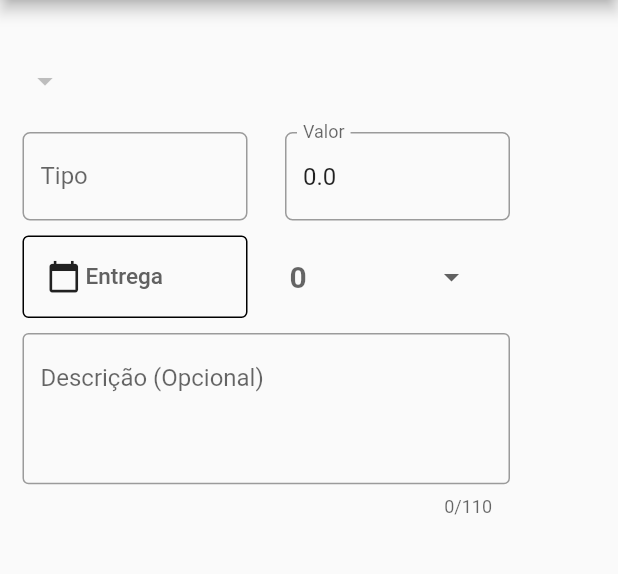
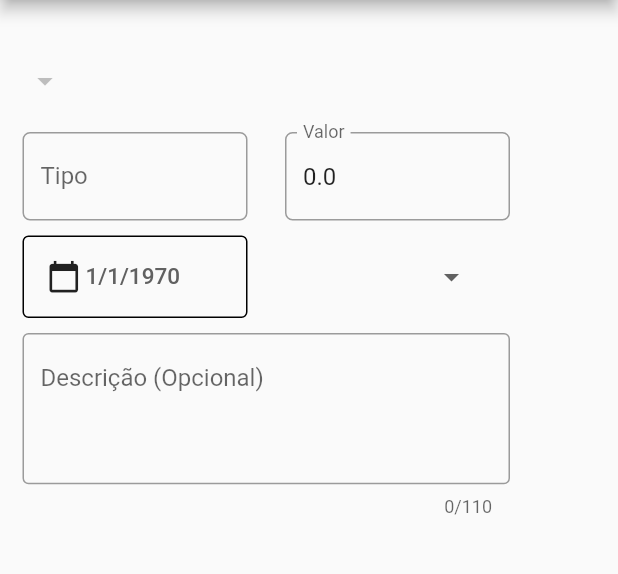
Before and after one commit to raquelms203/Organizer, a Flutter app: the ViewTarefa screen opened directly with empty values, after a tap on the "edit" icon, on a phone screen of 412 x 824 dp, the part 84-658 px from its top. Run offline on Flutter 3.47's test engine with Material 2 defaults, Android fonts, the phone set to English and light mode, and no system bars; our stand-ins replace sqflite; accounts and stored records are empty.

Commit message:
Tudo funcionando

```diff
--- a/lib/controller/form_tarefa.dart
+++ b/lib/controller/form_tarefa.dart
@@ -1,13 +1,9 @@
 import 'package:flutter/cupertino.dart';
 import 'package:flutter/material.dart';
-import 'package:intl/date_time_patterns.dart';
-import 'package:organizer/view/lista_tarefas.dart';
 import 'package:sqflite/sqflite.dart';
-import 'package:path_provider/path_provider.dart';
 import 'dart:async';
 import 'package:organizer/model/database_helper.dart';
 import 'package:organizer/model/obj_tarefa.dart';
-import 'package:dropdownfield/dropdownfield.dart';
 
 class FormTarefa extends StatefulWidget {
   String acao;
@@ -28,6 +24,7 @@ class _FormTarefa extends State<FormTarefa> {
   String _tipo = "";
   String dropdownDisciplina = "Disciplina";
   String dropdownPrioridade = "Prioridade";
+  String txtData;
 
   int _prioridade = 0;
   int count;
@@ -36,6 +33,7 @@ class _FormTarefa extends State<FormTarefa> {
   double _valor = 0.0;
 
   DateTime dataAtual = new DateTime.now();
+  DateTime dataInicial;
   DateTime dataSelecionada;
 
   List<String> listaPrioridade = ["Baixa", "Média", "Alta"];
@@ -48,7 +46,7 @@ class _FormTarefa extends State<FormTarefa> {
   @override
   void initState() {
     disciplinasDropdown();
-    valoresDropdown();
+    valoresIniciais();
     super.initState();
   }
 
@@ -191,7 +189,7 @@ class _FormTarefa extends State<FormTarefa> {
                                         Container(
                                           alignment: Alignment.centerLeft,
                                           child: Text(
-                                            "Entrega",
+                                            txtData,
                                             style: TextStyle(
                                                 color: Colors.grey[700],
                                                 fontSize: 15.0),
@@ -201,7 +199,6 @@ class _FormTarefa extends State<FormTarefa> {
                                     ),
                                     onPressed: () {
                                       selecionarData();
-
                                     },
                                     shape: OutlineInputBorder(
                                         borderSide:
@@ -285,31 +282,41 @@ class _FormTarefa extends State<FormTarefa> {
     );
   }
 
-  void valoresDropdown() {
-    if (widget.acao == 'a') return;
-
-    else if (widget.acao == 'e') {
-
+  void valoresIniciais() {
+    if (widget.acao == 'a') {
+      dataInicial = DateTime.now();
+      txtData = "Data";
+      return;
+    } else if (widget.acao == 'e') {
       dropdownDisciplina = widget.tarefa.getDisciplina();
-    dropdownPrioridade = widget.tarefa.getPrioridade().toString();
+      dropdownPrioridade = nomePrioridade(widget.tarefa.getPrioridade());
       _data = widget.tarefa.getData();
       _tipo = widget.tarefa.getTipo();
       _valor = widget.tarefa.getValor();
       _data = widget.tarefa.getData();
       _disciplina = widget.tarefa.getDisciplina();
       _prioridade = widget.tarefa.getPrioridade();
+      dataInicial = DateTime.fromMillisecondsSinceEpoch(_data);
+      txtData = ("${dataInicial.day}/${dataInicial.month}/${dataInicial.year}");
     }
   }
 
+  String nomePrioridade(int prioridade) {
+    if (prioridade == 1) return "Baixa";
+
+    if (prioridade == 2) return "Média";
+
+    if (prioridade == 3) return "Alta";
+
+    return "";
+  }
+
   int valorPrioridade(String string) {
-    if (string == "Baixa")
-      return 1;
+    if (string == "Baixa") return 1;
 
-    if (string == "Média")
-      return 2;
+    if (string == "Média") return 2;
 
-    if (string == "Alta")
-      return 3;
+    if (string == "Alta") return 3;
 
     return 0;
   }
@@ -341,16 +348,6 @@ class _FormTarefa extends State<FormTarefa> {
     return "";
   }
 
-  String valorInicialEntrega() {
-    if (widget.acao == "a")
-      return "";
-    else if (widget.acao == "e") {
-      DateTime data = DateTime.fromMillisecondsSinceEpoch(_data);
-      return ("${data.day}/${data.month}/${data.year}");
-    }
-    return "";
-  }
-
   String valorInicialDescricao() {
     if (widget.acao == "a")
       return "";
@@ -358,6 +355,12 @@ class _FormTarefa extends State<FormTarefa> {
       return widget.tarefa.getDescricao();
     }
     return "";
+  }
+
+  String dataFormatada(int _data) {
+    DateTime data = DateTime.fromMillisecondsSinceEpoch(_data);
+    String dataFormatada = ("${data.day}/${data.month}/${data.year}");
+    return dataFormatada;
   }
 
   void errorMsgCampoVazio(String campo) {
@@ -436,7 +439,6 @@ class _FormTarefa extends State<FormTarefa> {
       Tarefa tarefa = new Tarefa(
           _disciplina, _descricao, _tipo, _valor, 0.0, _data, _prioridade);
       result = await databaseHelper.inserirTarefa(tarefa);
-      print(tarefa.getData());
     }
     if (result == 0) errorMsgSalvar();
     Navigator.pop(context, true);
@@ -457,10 +459,9 @@ class _FormTarefa extends State<FormTarefa> {
   }
 
   Future<Null> selecionarData() async {
-
     dataSelecionada = await showDatePicker(
         context: context,
-        initialDate: dataAtual,
+        initialDate: dataInicial,
         firstDate: DateTime(2019),
         lastDate: DateTime(2022),
         builder: (BuildContext context, Widget child) {
@@ -475,5 +476,8 @@ class _FormTarefa extends State<FormTarefa> {
         });
     _data = dataSelecionada.millisecondsSinceEpoch;
 
+    setState(() {
+      txtData = dataFormatada(_data);
+    });
   }
 }
--- a/lib/main.dart
+++ b/lib/main.dart
@@ -4,7 +4,6 @@ import 'package:organizer/model/obj_disciplina.dart';
 import 'package:organizer/view/lista_tarefas.dart';
 import 'package:organizer/model/obj_tarefa.dart';
 import 'package:flutter_localizations/flutter_localizations.dart';
-import 'package:organizer/model/database_helper.dart';
 
 void main() {
   List<Disciplina> listaDisciplinas = List<Disciplina>();
--- a/lib/view/view_tarefa.dart
+++ b/lib/view/view_tarefa.dart
@@ -1,8 +1,6 @@
 import 'package:flutter/material.dart';
 import 'package:organizer/controller/form_tarefa.dart';
-import 'package:organizer/view/lista_disciplinas.dart';
 import 'package:organizer/model/obj_tarefa.dart';
-import 'package:intl/intl.dart';
 import 'package:organizer/model/database_helper.dart';
 import 'package:flutter/services.dart';
 
@@ -151,7 +149,8 @@ class _ViewTarefa extends State<ViewTarefa> {
                         tarefa.setNota(_nota);
                         await databaseHelper.atualizarNota(
                             tarefa, _nota, tarefa.getId());
-                        //      await databaseHelper.atualizarNotaDisciplina(_nota, tarefa.getDisciplina());
+                        databaseHelper.atualizarNotaDisciplina(
+                            _nota, tarefa.getDisciplina());
                       },
                       textAlign: TextAlign.center,
                       style: TextStyle(fontSize: 20.0),
@@ -171,7 +170,33 @@ class _ViewTarefa extends State<ViewTarefa> {
               ),
             ),
           ),
-          cardDescricao(tarefa.getDescricao())
+          Card(
+            child: SizedBox(
+              height: 110,
+              child: Padding(
+                padding: EdgeInsets.only(top: 10.0, left: 15.0),
+                child: Column(
+                  crossAxisAlignment: CrossAxisAlignment.start,
+                  children: <Widget>[
+                    Text(
+                      "Descrição: ",
+                      style: TextStyle(fontSize: 16.0),
+                    ),
+                    Padding(
+                      padding: EdgeInsets.only(top: 4.0),
+                    ),
+                    Container(
+                      width: double.infinity,
+                      padding: EdgeInsets.only(right: 15.0),
+                      child: Text("${tarefa.getDescricao()}",
+                          style: TextStyle(
+                              fontSize: 16.0, color: Colors.blueGrey[600])),
+                    ),
+                  ],
+                ),
+              ),
+            ),
+          )
         ],
       )),
     );
@@ -216,8 +241,7 @@ class _ViewTarefa extends State<ViewTarefa> {
                   style: TextStyle(color: Colors.black, fontSize: 15.0),
                 ),
                 onPressed: () async {
-                  int result =
-                      await databaseHelper.apagarTarefa(tarefa.getId());
+                  await databaseHelper.apagarTarefa(tarefa.getId());
                   Navigator.pop(context);
                 }),
             FlatButton(
@@ -234,63 +258,4 @@ class _ViewTarefa extends State<ViewTarefa> {
       },
     );
   }
-
-  Card cardDescricao(String descricao) {
-    if (descricao.length > 44) {
-      return Card(
-        child: SizedBox(
-          height: 110,
-          child: Padding(
-            padding: EdgeInsets.only(top: 10.0, left: 15.0),
-            child: Column(
-              crossAxisAlignment: CrossAxisAlignment.start,
-              children: <Widget>[
-                Text(
-                  "Descrição: ",
-                  style: TextStyle(fontSize: 16.0),
-                ),
-                Padding(
-                  padding: EdgeInsets.only(top: 4.0),
-                ),
-                FittedBox(
-                  child: Text("${tarefa.getDescricao()}",
-                      style: TextStyle(
-                          fontSize: 16.0, color: Colors.blueGrey[600])),
-                ),
-              ],
-            ),
-          ),
-        ),
-      );
-    } else if (descricao.length <= 44) {
-      return Card(
-        child: SizedBox(
-          height: 110,
-          child: Padding(
-            padding: EdgeInsets.only(top: 10.0, left: 15.0),
-            child: Row(
-              children: <Widget>[
-                Column(
-                  crossAxisAlignment: CrossAxisAlignment.start,
-                  children: <Widget>[
-                    Text(
-                      "Descrição: ",
-                      style: TextStyle(fontSize: 16.0),
-                    ),
-                    Padding(
-                      padding: EdgeInsets.only(top: 4.0),
-                    ),
-                    Text("${tarefa.getDescricao()}",
-                        style: TextStyle(
-                            fontSize: 16.0, color: Colors.blueGrey[600])),
-                  ],
-                ),
-              ],
-            ),
-          ),
-        ),
-      );
-    }
-    return Card();
-  }
 }
```
Also changed, not shown: lib/controller/form_disciplina.dart (+12 -32 lines), lib/model/database_helper.dart (+28 -29 lines), lib/view/lista_disciplinas.dart (+9 -15 lines), lib/view/lista_tarefas.dart (+5 -29 lines), lib/view/view_disciplina.dart (+4 -24 lines). Lines whose indentation alone changed are shown as unchanged.
